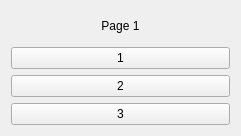
Old version of the form ui/windowPage1.ui in the repository denisbaikov/configurator.
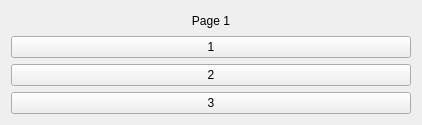
New version of the form.

```diff
--- a/ui/windowPage1.ui
+++ b/ui/windowPage1.ui
@@ -6,10 +6,16 @@
    <rect>
     <x>0</x>
     <y>0</y>
-    <width>241</width>
-    <height>136</height>
+    <width>420</width>
+    <height>125</height>
    </rect>
   </property>
+  <property name="sizePolicy">
+   <sizepolicy hsizetype="Minimum" vsizetype="Preferred">
+    <horstretch>0</horstretch>
+    <verstretch>0</verstretch>
+   </sizepolicy>
+  </property>
   <property name="windowTitle">
    <string>Form</string>
   </property>
@@ -18,6 +24,18 @@
     <layout class="QGridLayout" name="gridLayout">
      <item row="1" column="0">
       <widget class="QPushButton" name="pushButton">
+       <property name="sizePolicy">
+        <sizepolicy hsizetype="Fixed" vsizetype="Fixed">
+         <horstretch>0</horstretch>
+         <verstretch>0</verstretch>
+        </sizepolicy>
+       </property>
+       <property name="minimumSize">
+        <size>
+         <width>400</width>
+         <height>0</height>
+        </size>
+       </property>
        <property name="text">
         <string>1</string>
        </property>
@@ -25,6 +43,18 @@
      </item>
      <item row="2" column="0">
       <widget class="QPushButton" name="pushButton_2">
+       <property name="sizePolicy">
+        <sizepolicy hsizetype="Fixed" vsizetype="Fixed">
+         <horstretch>0</horstretch>
+         <verstretch>0</verstretch>
+        </sizepolicy>
+       </property>
+       <property name="minimumSize">
+        <size>
+         <width>400</width>
+         <height>0</height>
+        </size>
+       </property>
        <property name="text">
         <string>2</string>
        </property>
@@ -32,6 +62,18 @@
      </item>
      <item row="3" column="0">
       <widget class="QPushButton" name="pushButton_3">
+       <property name="sizePolicy">
+        <sizepolicy hsizetype="Fixed" vsizetype="Fixed">
+         <horstretch>0</horstretch>
+         <verstretch>0</verstretch>
+        </sizepolicy>
+       </property>
+       <property name="minimumSize">
+        <size>
+         <width>400</width>
+         <height>0</height>
+        </size>
+       </property>
        <property name="text">
         <string>3</string>
        </property>
@@ -39,6 +81,12 @@
      </item>
      <item row="0" column="0">
       <widget class="QLabel" name="label">
+       <property name="sizePolicy">
+        <sizepolicy hsizetype="Minimum" vsizetype="Expanding">
+         <horstretch>0</horstretch>
+         <verstretch>0</verstretch>
+        </sizepolicy>
+       </property>
        <property name="text">
         <string>Page 1</string>
        </property>
```
